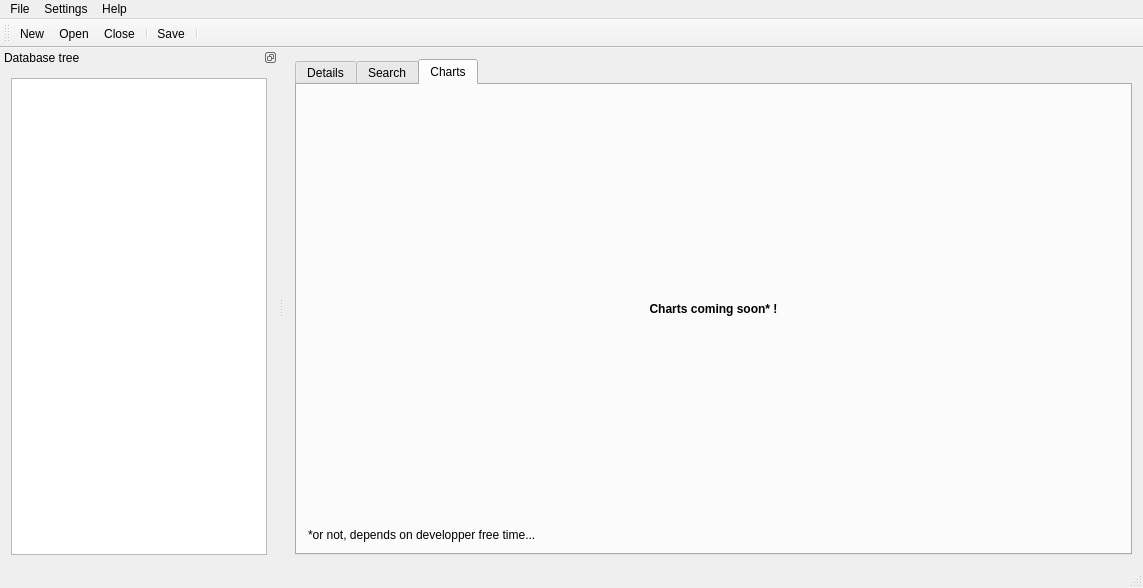
First picture: the form in picsou/ui/mainwindow.ui, repository koromodako/picsou, before the edit.
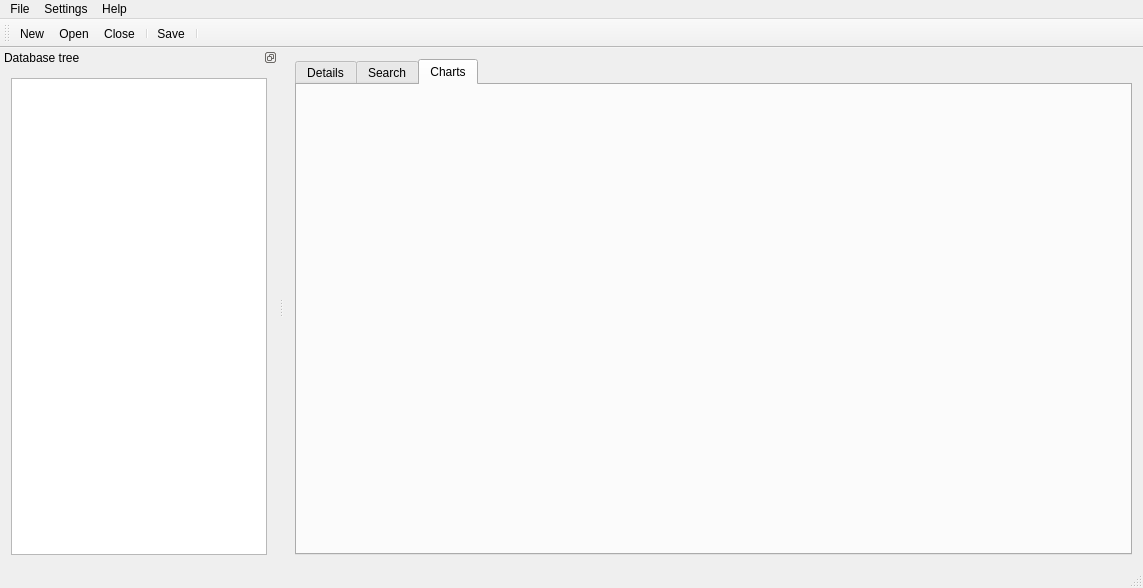
Second picture: the form after the edit. The open tabs and pages were chosen to show the change. Icons and pictures are not drawn.

Diff of the .ui file:
```diff
--- a/picsou/ui/mainwindow.ui
+++ b/picsou/ui/mainwindow.ui
@@ -54,28 +54,7 @@
        <attribute name="title">
         <string>Charts</string>
        </attribute>
-       <layout class="QVBoxLayout" name="verticalLayout_3">
-        <item>
-         <widget class="QLabel" name="label">
-          <property name="text">
-           <string>&lt;html&gt;&lt;head/&gt;&lt;body&gt;&lt;p align=&quot;center&quot;&gt;&lt;span style=&quot; font-weight:600;&quot;&gt;Charts coming soon* !&lt;/span&gt;&lt;/p&gt;&lt;/body&gt;&lt;/html&gt;</string>
-          </property>
-         </widget>
-        </item>
-        <item>
-         <widget class="QLabel" name="label_2">
-          <property name="sizePolicy">
-           <sizepolicy hsizetype="Preferred" vsizetype="Maximum">
-            <horstretch>0</horstretch>
-            <verstretch>0</verstretch>
-           </sizepolicy>
-          </property>
-          <property name="text">
-           <string>*or not, depends on developper free time...</string>
-          </property>
-         </widget>
-        </item>
-       </layout>
+       <layout class="QVBoxLayout" name="verticalLayout_3"/>
       </widget>
      </widget>
     </item>
```
Left out of the diff: 4 changed lines with no effect on the pictures.
